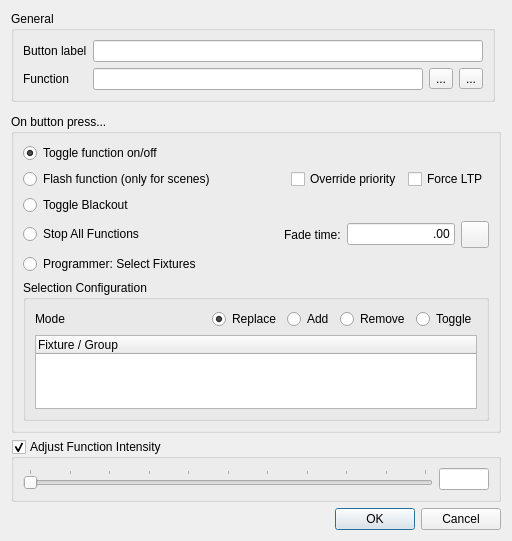
Qt form ui/src/virtualconsole/vcbuttonproperties.ui (sandinak/qlcconsole) before a commit.
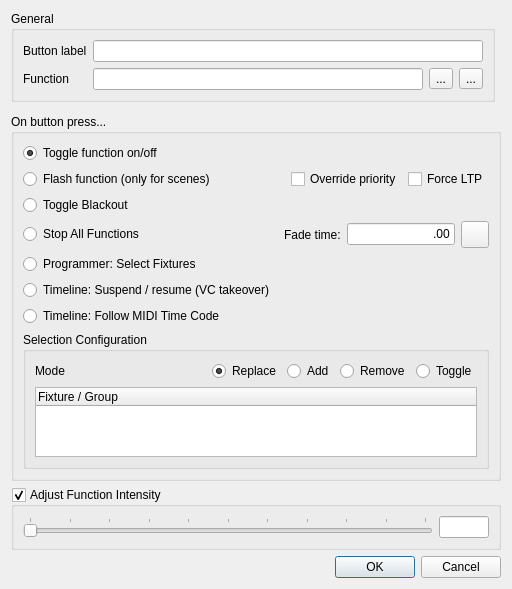
The same form after that commit. Icons and pictures are not drawn.

Commit message: feat: timeline suspend/exit control + footer "under timeline control" chip

```diff
--- a/ui/src/virtualconsole/vcbuttonproperties.ui
+++ b/ui/src/virtualconsole/vcbuttonproperties.ui
@@ -164,6 +164,20 @@
         </property>
        </widget>
       </item>
+      <item>
+       <widget class="QRadioButton" name="m_suspendTimeline">
+        <property name="text">
+         <string>Timeline: Suspend / resume (VC takeover)</string>
+        </property>
+       </widget>
+      </item>
+      <item>
+       <widget class="QRadioButton" name="m_followTimecode">
+        <property name="text">
+         <string>Timeline: Follow MIDI Time Code</string>
+        </property>
+       </widget>
+      </item>
       <item>
        <widget class="QGroupBox" name="m_selectionGroup">
         <property name="title">
```
The commit also changes 11 other files.
